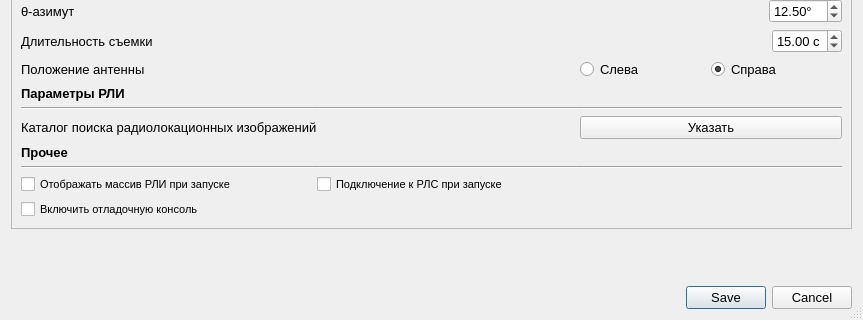
Before: the Qt Designer form config/settingsdialog.ui in whs31/quasar-software, drawn with Qt 5; both pictures show x 0 to 863 and y 260 to 580 of the 863 by 580 pixel window.
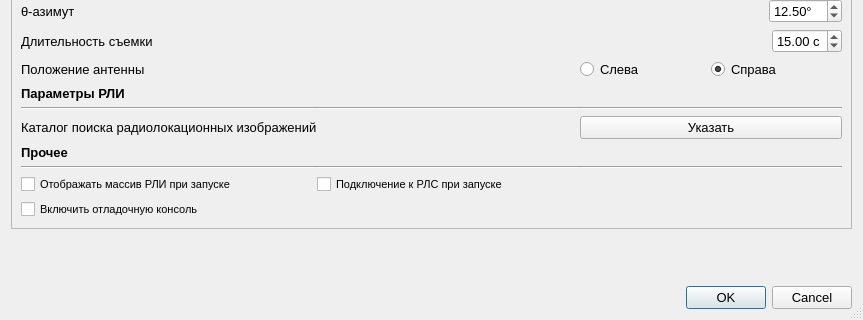
After: the same form once the commit is applied.

```diff
--- a/config/settingsdialog.ui
+++ b/config/settingsdialog.ui
@@ -40,16 +40,11 @@
    </item>
    <item row="2" column="0">
     <widget class="QDialogButtonBox" name="buttonBox">
-     <property name="font">
-      <font>
-       <pointsize>10</pointsize>
-      </font>
-     </property>
      <property name="orientation">
       <enum>Qt::Horizontal</enum>
      </property>
      <property name="standardButtons">
-      <set>QDialogButtonBox::Cancel|QDialogButtonBox::Save</set>
+      <set>QDialogButtonBox::Cancel|QDialogButtonBox::Ok</set>
      </property>
      <property name="centerButtons">
       <bool>false</bool>
```
Left out of the diff: 61 changed lines with no effect on the pictures.
